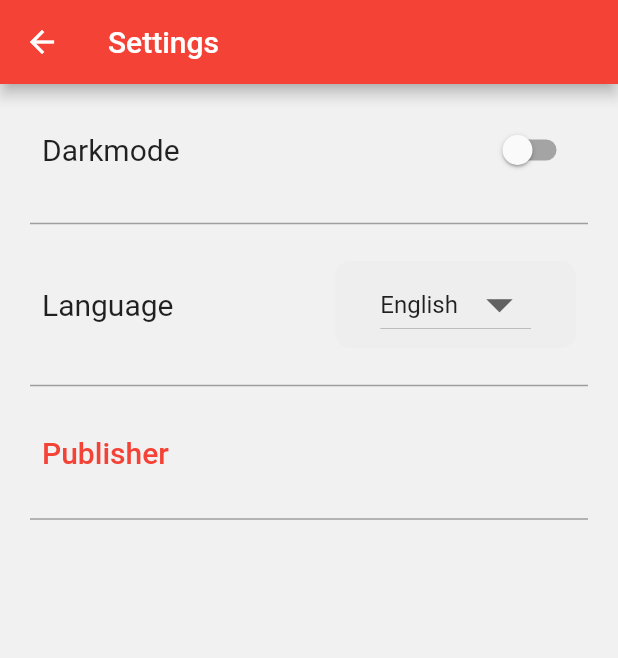
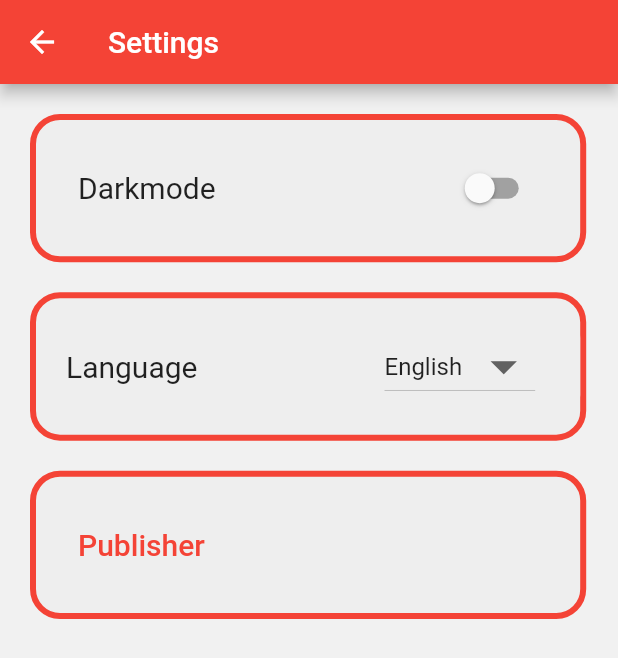
Before and after one commit to hwr-tierarzt-notdienst-finder/vetfinder, a Flutter app: the Setting screen opened by its route, on a phone screen of 412 x 824 dp. Shown: the top 658 px of the screen. Run offline on Flutter 3.47's test engine with Material 2 defaults, Android fonts, the phone set to English and light mode, and no system bars; our stand-ins replace easy_localization, flutter_map, geolocator, latlong2, location, shared_preferences; missing offline and left inert: flutter_geocoder, string_similarity; accounts and stored records are empty.

Commit message:
redesigned settings page

```diff
--- a/frontend/lib/settings.dart
+++ b/frontend/lib/settings.dart
@@ -14,6 +14,17 @@ ThemeData lightTheme = ThemeData(
 ThemeData darkTheme = ThemeData(
   brightness: Brightness.dark,
   primarySwatch: Colors.grey,
+);
+
+ThemeData darkThemeVetSettings = ThemeData(
+  brightness: Brightness.dark,
+  primarySwatch: Colors.grey,
+);
+ThemeData lightThemeVetSettings = ThemeData(
+  brightness: Brightness.light,
+  primarySwatch: Colors.red,
+  buttonTheme: const ButtonThemeData(buttonColor: Colors.red),
+  scaffoldBackgroundColor: const Color(0xfff1f1f1),
 );
 
 class ThemeNotifier extends ChangeNotifier {
@@ -50,6 +61,9 @@ class Setting extends StatefulWidget {
 class _SettingState extends State<Setting> {
   List<String> languagesList = List<String>.from(availableLanguages.keys);
   late String _selectedLanguage;
+  double deviceWidth(BuildContext context) => MediaQuery.of(context).size.width;
+  double deviceHeight(BuildContext context) =>
+      MediaQuery.of(context).size.height;
 
   @override
   Widget build(BuildContext context) {
@@ -59,8 +73,26 @@ class _SettingState extends State<Setting> {
         title: Text('settings.title'.tr()),
       ),
       body: Column(
+        mainAxisAlignment: MainAxisAlignment.start,
         children: [
           Padding(
+            padding: const EdgeInsets.all(20.0),
+            child: Container(
+              width: deviceWidth(context) * 0.9,
+              height: deviceHeight(context) * 0.12,
+              decoration: BoxDecoration(
+                color: Theme.of(context).brightness == Brightness.dark
+                    ? Color.fromRGBO(48, 48, 48, 1)
+                    : Colors.grey[200],
+                border: Border.all(
+                  color: Color.fromRGBO(244, 67, 54, 1),
+                  width: 4,
+                ),
+                borderRadius: const BorderRadius.all(
+                  Radius.circular(20),
+                ),
+              ),
+              child: Padding(
                 padding: const EdgeInsets.all(20.0),
                 child: Container(
                   margin: const EdgeInsets.symmetric(horizontal: 8),
@@ -85,17 +117,25 @@ class _SettingState extends State<Setting> {
                   ),
                 ),
               ),
-          const Divider(
-            height: 10,
-            thickness: 1,
-            color: Colors.grey,
-            indent: 20,
-            endIndent: 20,
             ),
-          Padding(
-            padding: const EdgeInsets.all(20.0),
-            child: Container(
-              margin: const EdgeInsets.symmetric(horizontal: 8),
+          ),
+          // const SizedBox(height: 20),
+          Container(
+            width: deviceWidth(context) * 0.9,
+            height: deviceHeight(context) * 0.12,
+            padding: const EdgeInsets.only(left: 20),
+            decoration: BoxDecoration(
+              color: Theme.of(context).brightness == Brightness.dark
+                  ? Color.fromRGBO(48, 48, 48, 1)
+                  : Colors.grey[200],
+              border: Border.all(
+                color: Color.fromRGBO(244, 67, 54, 1),
+                width: 4,
+              ),
+              borderRadius: const BorderRadius.all(
+                Radius.circular(20),
+              ),
+            ),
             child: Row(
               mainAxisAlignment: MainAxisAlignment.spaceBetween,
               children: [
@@ -123,8 +163,7 @@ class _SettingState extends State<Setting> {
                         SharedPrefs().language = value!;
                       });
                       final snackBar = SnackBar(
-                          content:
-                              Text('settings.snackbar_language_change'.tr()),
+                        content: Text('settings.snackbar_language_change'.tr()),
                         backgroundColor: Colors.black,
                         // if darkmode is checked make text color light
                         action: SnackBarAction(
@@ -146,15 +185,23 @@ class _SettingState extends State<Setting> {
               ],
             ),
           ),
+          const SizedBox(height: 20),
+          Container(
+            width: deviceWidth(context) * 0.9,
+            height: deviceHeight(context) * 0.12,
+            decoration: BoxDecoration(
+              color: Theme.of(context).brightness == Brightness.dark
+                  ? Color.fromRGBO(48, 48, 48, 1)
+                  : Colors.grey[200],
+              border: Border.all(
+                color: Color.fromRGBO(244, 67, 54, 1),
+                width: 4,
               ),
-          const Divider(
-            height: 10,
-            thickness: 1,
-            color: Colors.grey,
-            indent: 20,
-            endIndent: 20,
+              borderRadius: const BorderRadius.all(
+                Radius.circular(20),
               ),
-          TextButton(
+            ),
+            child: TextButton(
               onPressed: () {},
               child: Padding(
                 padding: const EdgeInsets.all(20.0),
@@ -170,12 +217,6 @@ class _SettingState extends State<Setting> {
                 ),
               ),
             ),
-          const Divider(
-            height: 10,
-            thickness: 1,
-            color: Colors.grey,
-            indent: 20,
-            endIndent: 20,
           ),
         ],
       ),
```
Also changed, not shown: frontend/lib/vet_information.dart (+4 -3 lines). Lines whose indentation alone changed are shown as unchanged.
